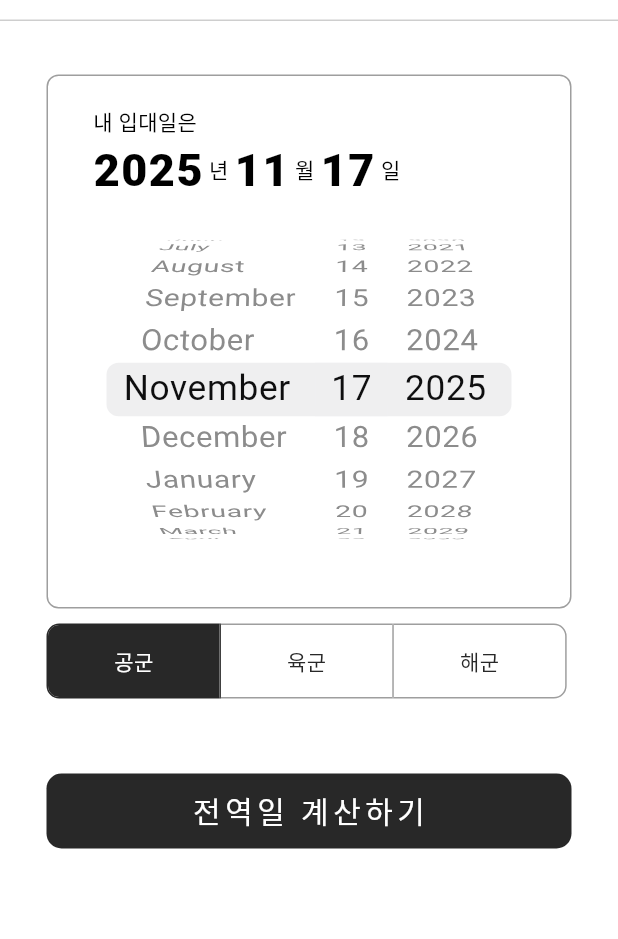
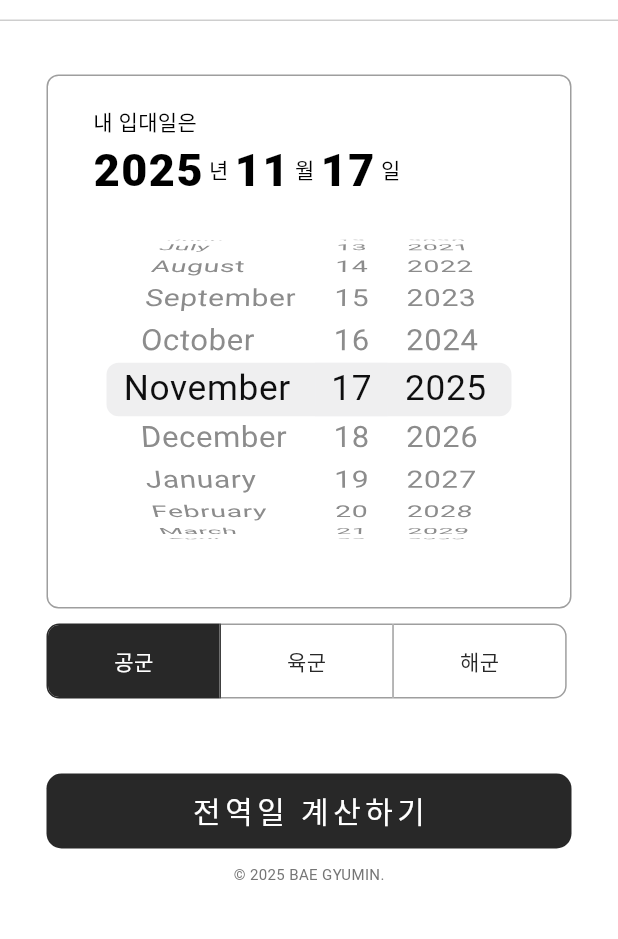
Before and after one commit to blackpen-2023/ROKA-D-Day, a Flutter app: the screen it shows after launch, on a phone screen of 412 x 824 dp, the part 65-1004 px from its top. Run offline on Flutter 3.47's test engine with Material 3 defaults, Android fonts, the phone set to English and light mode, and no system bars.

Commit message:
미리보기 업데이트

```diff
--- a/lib/main.dart
+++ b/lib/main.dart
@@ -12,7 +12,7 @@ class MyApp extends StatelessWidget {
   @override
   Widget build(BuildContext context) {
     return MaterialApp(
-      title: 'For R.O.K.A.F',
+      title: 'ROKA | 전역일 계산기',
       localizationsDelegates: const [
         GlobalMaterialLocalizations.delegate,
         GlobalCupertinoLocalizations.delegate,
--- a/lib/screen/HOME_SCREEN/all_info_screen_v2.dart
+++ b/lib/screen/HOME_SCREEN/all_info_screen_v2.dart
@@ -550,8 +550,9 @@ class _AllInfoScreenV2State extends State<AllInfoScreenV2> {
                   ),
                 ),
               ],
-            ),
-            SizedBox(height: 100),
+            ),SizedBox(height: 10),
+                Text("© 2025 BAE GYUMIN.",style: TextStyle(fontSize: 10,color: Colors.grey.shade600),),
+            SizedBox(height: 50),
           ],
         ),
       ),
--- a/lib/screen/HOME_SCREEN/home_screen _v2.dart
+++ b/lib/screen/HOME_SCREEN/home_screen _v2.dart
@@ -286,9 +286,9 @@ Container(
                       ),
                     );
                   },
-                ),
-
-                SizedBox(height: 100),
+                ), SizedBox(height: 10),
+                Text("© 2025 BAE GYUMIN.",style: TextStyle(fontSize: 10,color: Colors.grey.shade600),),
+                SizedBox(height: 50),
               ],
             ),
           ],
```
Also changed, not shown: Assets/Icon-192.png (added), Assets/favicon.png (added), 3 other files.
